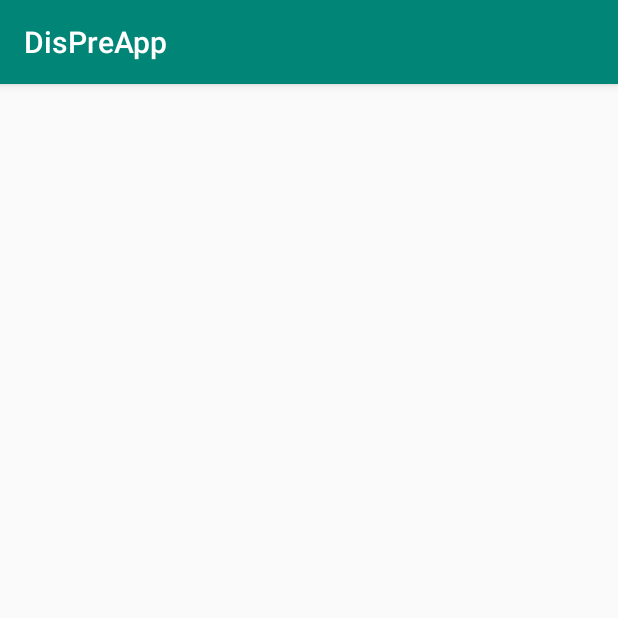
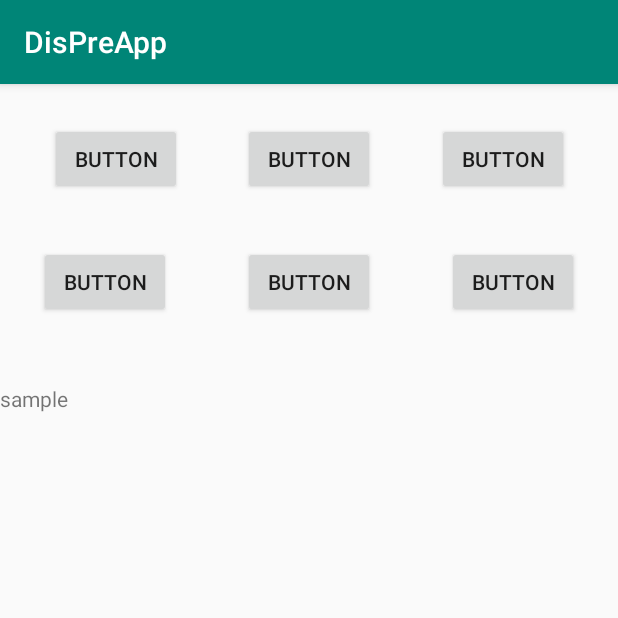
Before and after one commit to Bstone1219/DisPreApp, an Android app: the ItemActivity screen opened directly, with no data from a screen before it, on a phone screen of 412 x 824 dp, the top half of it. Run offline under Robolectric (Android 15) with nearby library versions, the phone set to English and light mode, and no system bars.

Commit message:
ボタンの追加

```diff
--- a/app/src/main/res/layout/activity_item.xml
+++ b/app/src/main/res/layout/activity_item.xml
@@ -6,5 +6,75 @@
         android:layout_width="match_parent"
         android:layout_height="match_parent"
         tools:context=".ItemActivity">
-
+    <Button
+            android:text="Button"
+            android:layout_width="wrap_content"
+            android:layout_height="wrap_content"
+            android:id="@+id/button"
+            app:layout_constraintStart_toStartOf="parent"
+            android:layout_marginLeft="32dp" android:layout_marginStart="32dp"
+            android:layout_marginTop="26dp"
+            app:layout_constraintTop_toTopOf="parent" app:layout_constraintEnd_toStartOf="@+id/button2"
+    />
+    <Button
+            android:text="Button"
+            android:layout_width="wrap_content"
+            android:layout_height="wrap_content"
+            android:id="@+id/button2" app:layout_constraintTop_toTopOf="parent"
+            android:layout_marginTop="26dp" android:layout_marginLeft="40dp" android:layout_marginStart="40dp"
+            app:layout_constraintStart_toEndOf="@+id/button" app:layout_constraintEnd_toStartOf="@+id/button3"
+            android:layout_marginEnd="40dp" android:layout_marginRight="40dp"/>
+    <Button
+            android:text="Button"
+            android:layout_width="wrap_content"
+            android:layout_height="wrap_content"
+            android:id="@+id/button3" app:layout_constraintStart_toEndOf="@+id/button2"
+            app:layout_constraintTop_toTopOf="parent"
+            android:layout_marginTop="26dp" app:layout_constraintEnd_toEndOf="parent" android:layout_marginEnd="32dp"
+            android:layout_marginRight="32dp"/>
+    <Button
+            android:text="Button"
+            android:layout_width="wrap_content"
+            android:layout_height="wrap_content"
+            android:id="@+id/button7" app:layout_constraintStart_toStartOf="parent" android:layout_marginLeft="32dp"
+            android:layout_marginStart="32dp"
+            app:layout_constraintEnd_toStartOf="@+id/button8" android:layout_marginEnd="8dp"
+            android:layout_marginRight="8dp" app:layout_constraintHorizontal_bias="0.03"
+            android:layout_marginBottom="44dp" app:layout_constraintBottom_toTopOf="@+id/scrollView"/>
+    <Button
+            android:text="Button"
+            android:layout_width="wrap_content"
+            android:layout_height="wrap_content"
+            android:id="@+id/button8" android:layout_marginLeft="40dp" android:layout_marginStart="40dp"
+            app:layout_constraintStart_toEndOf="@+id/button7" app:layout_constraintEnd_toStartOf="@+id/button9"
+            android:layout_marginEnd="40dp" android:layout_marginRight="40dp" android:layout_marginBottom="44dp"
+            app:layout_constraintBottom_toTopOf="@+id/scrollView"/>
+    <Button
+            android:text="Button"
+            android:layout_width="wrap_content"
+            android:layout_height="wrap_content"
+            android:id="@+id/button9"
+            app:layout_constraintEnd_toEndOf="parent" android:layout_marginEnd="32dp"
+            android:layout_marginRight="32dp" app:layout_constraintStart_toEndOf="@+id/button8"
+            android:layout_marginLeft="8dp" android:layout_marginStart="8dp"
+            app:layout_constraintHorizontal_bias="1.0" android:layout_marginBottom="44dp"
+            app:layout_constraintBottom_toTopOf="@+id/scrollView"/>
+    <ScrollView
+            android:layout_width="match_parent"
+            android:layout_height="match_parent"
+            android:layout_marginTop="200dp"
+            android:isScrollContainer="false"
+            android:id="@+id/scrollView">
+        <LinearLayout
+                android:id="@+id/LinearLayout"
+                android:orientation="vertical"
+                android:layout_height="fill_parent"
+                android:layout_width="fill_parent">
+            <TextView
+                    android:id="@+id/text_view"
+                    android:layout_width="wrap_content"
+                    android:layout_height="wrap_content"
+                    android:text="sample" />
+        </LinearLayout>
+    </ScrollView>
 </androidx.constraintlayout.widget.ConstraintLayout>
```
